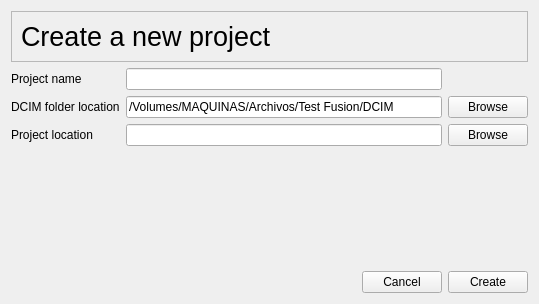
Old version of the form panes/projectcreator.ui in the repository victormac3000/Fusion_ffmpeg_studio.
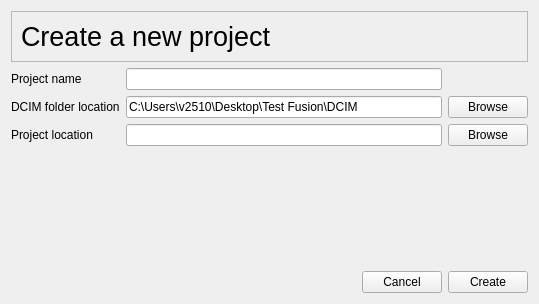
New version of the form.

```diff
--- a/panes/projectcreator.ui
+++ b/panes/projectcreator.ui
@@ -79,7 +79,7 @@
      <item row="3" column="2">
       <widget class="QLineEdit" name="dcim_location">
        <property name="text">
-        <string>/Volumes/MAQUINAS/Archivos/Test Fusion/DCIM</string>
+        <string>C:\Users\v2510\Desktop\Test Fusion\DCIM</string>
        </property>
        <property name="readOnly">
         <bool>false</bool>
```
